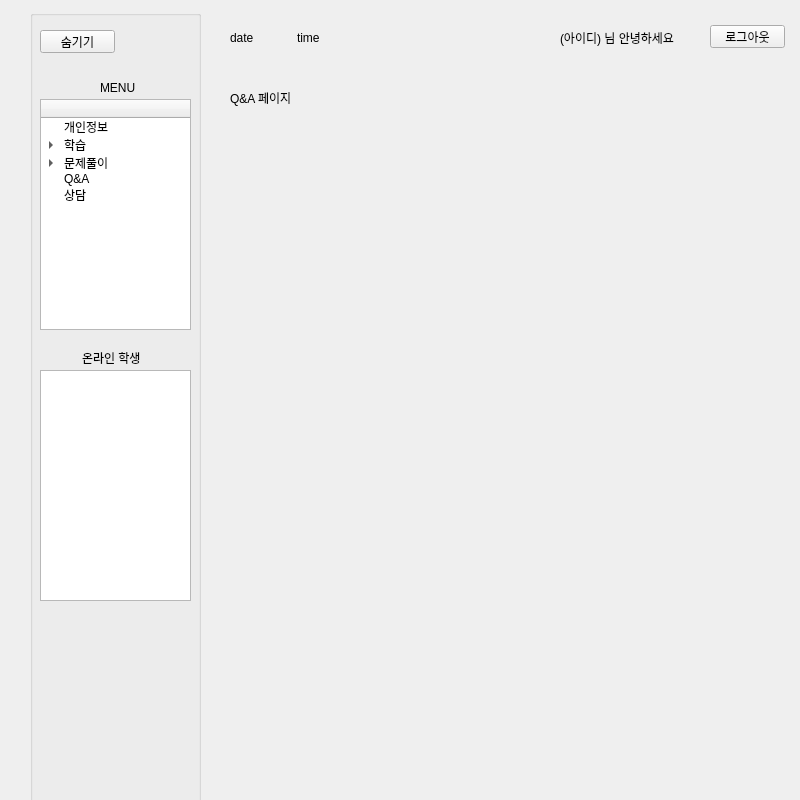
Old version of the form si_contents.ui in the repository gitaeyu/Education_app.
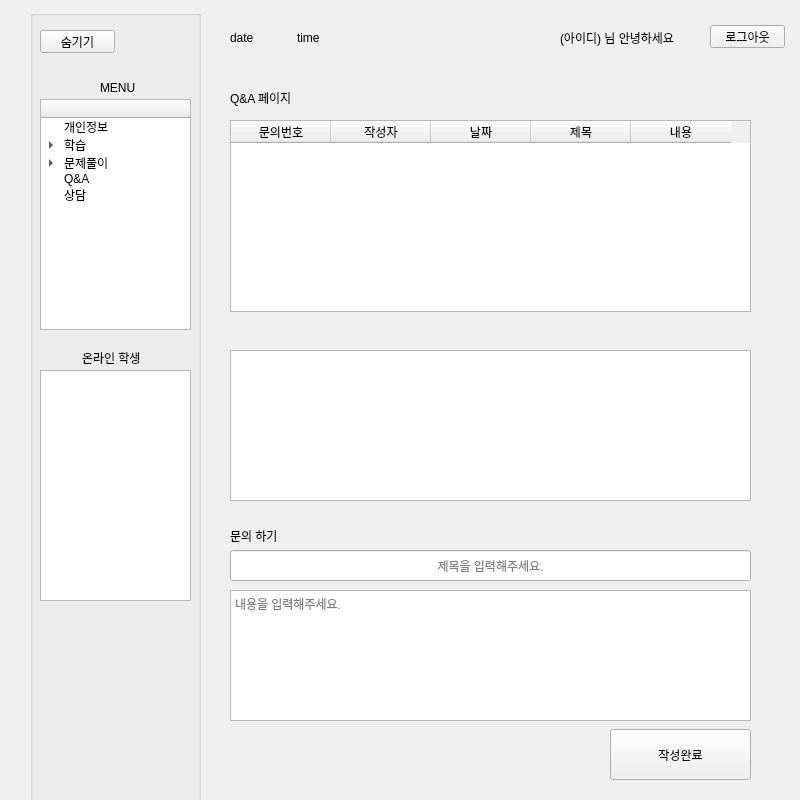
New version of the form. The open tabs and pages were chosen to show the change.

```diff
--- a/si_contents.ui
+++ b/si_contents.ui
@@ -899,6 +899,118 @@
         <string>Q&amp;A 페이지</string>
        </property>
       </widget>
+      <widget class="QTextEdit" name="te_question">
+       <property name="geometry">
+        <rect>
+         <x>10</x>
+         <y>510</y>
+         <width>521</width>
+         <height>131</height>
+        </rect>
+       </property>
+       <property name="placeholderText">
+        <string>내용을 입력해주세요.</string>
+       </property>
+      </widget>
+      <widget class="QPushButton" name="btn_question_finish">
+       <property name="geometry">
+        <rect>
+         <x>390</x>
+         <y>649</y>
+         <width>141</width>
+         <height>51</height>
+        </rect>
+       </property>
+       <property name="text">
+        <string>작성완료</string>
+       </property>
+      </widget>
+      <widget class="QLineEdit" name="le_question_title">
+       <property name="geometry">
+        <rect>
+         <x>10</x>
+         <y>470</y>
+         <width>521</width>
+         <height>31</height>
+        </rect>
+       </property>
+       <property name="alignment">
+        <set>Qt::AlignCenter</set>
+       </property>
+       <property name="placeholderText">
+        <string>제목을 입력해주세요.</string>
+       </property>
+      </widget>
+      <widget class="QLabel" name="label_2">
+       <property name="geometry">
+        <rect>
+         <x>10</x>
+         <y>450</y>
+         <width>56</width>
+         <height>12</height>
+        </rect>
+       </property>
+       <property name="text">
+        <string>문의 하기</string>
+       </property>
+      </widget>
+      <widget class="QTableWidget" name="tw_qna_list">
+       <property name="geometry">
+        <rect>
+         <x>10</x>
+         <y>40</y>
+         <width>521</width>
+         <height>192</height>
+        </rect>
+       </property>
+       <property name="editTriggers">
+        <set>QAbstractItemView::NoEditTriggers</set>
+       </property>
+       <property name="selectionMode">
+        <enum>QAbstractItemView::SingleSelection</enum>
+       </property>
+       <property name="selectionBehavior">
+        <enum>QAbstractItemView::SelectRows</enum>
+       </property>
+       <attribute name="verticalHeaderVisible">
+        <bool>false</bool>
+       </attribute>
+       <column>
+        <property name="text">
+         <string>문의번호</string>
+        </property>
+       </column>
+       <column>
+        <property name="text">
+         <string>작성자</string>
+        </property>
+       </column>
+       <column>
+        <property name="text">
+         <string>날짜</string>
+        </property>
+       </column>
+       <column>
+        <property name="text">
+         <string>제목</string>
+        </property>
+       </column>
+       <column>
+        <property name="text">
+         <string>내용</string>
+        </property>
+       </column>
+      </widget>
+      <widget class="QTextBrowser" name="textBrowser">
+       <property name="geometry">
+        <rect>
+         <x>10</x>
+         <y>270</y>
+         <width>521</width>
+         <height>151</height>
+        </rect>
+       </property>
+      </widget>
      </widget>
      <widget class="QWidget" name="page_30">
       <widget class="QLabel" name="label_27">
```
Left out of the diff: 55 changed lines with no effect on the pictures.
